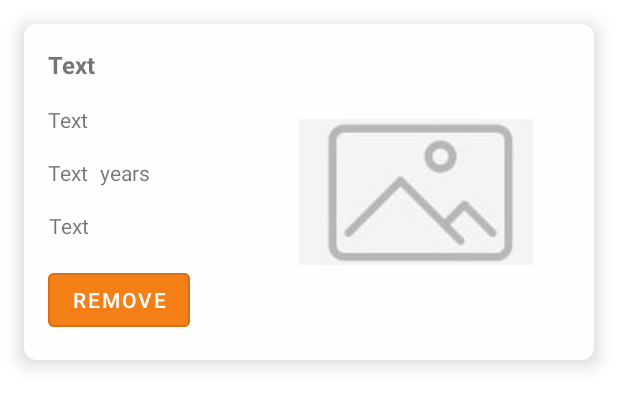
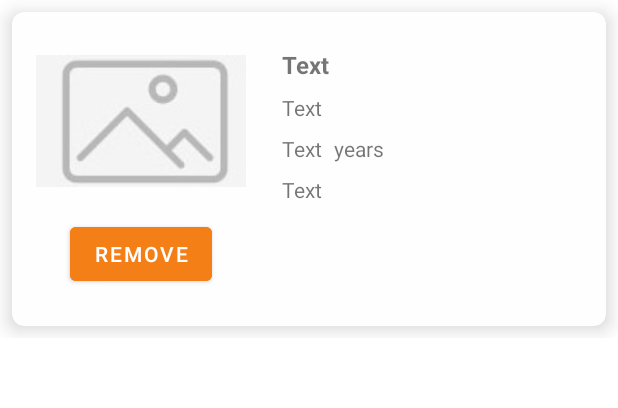
Before and after one commit to taniatopciov/Fluff-Stroller, an Android app: the layout dog_details_card.xml on its own in the app's theme, with its tools: preview values and no code run, on a phone screen of 412 x 824 dp. Shown: the top 408 px of the screen. Run offline under Robolectric (Android 15) with nearby library versions, the phone set to English and light mode, and no system bars.

Commit message:
Made UI Changes for Profile Pages

```diff
--- /dev/null
+++ b/app/src/main/res/drawable/ic_baseline_delete_24.xml
@@ -0,0 +1,5 @@
+<vector android:height="24dp" android:tint="#FFFFFF"
+    android:viewportHeight="24" android:viewportWidth="24"
+    android:width="24dp" xmlns:android="http://schemas.android.com/apk/res/android">
+    <path android:fillColor="@android:color/white" android:pathData="M6,19c0,1.1 0.9,2 2,2h8c1.1,0 2,-0.9 2,-2V7H6v12zM19,4h-3.5l-1,-1h-5l-1,1H5v2h14V4z"/>
+</vector>
--- /dev/null
+++ b/app/src/main/res/drawable/ic_baseline_remove_24.xml
@@ -0,0 +1,5 @@
+<vector android:height="24dp" android:tint="#FFFFFF"
+    android:viewportHeight="24" android:viewportWidth="24"
+    android:width="24dp" xmlns:android="http://schemas.android.com/apk/res/android">
+    <path android:fillColor="@android:color/white" android:pathData="M19,13H5v-2h14v2z"/>
+</vector>
--- a/app/src/main/res/layout/dog_details_card.xml
+++ b/app/src/main/res/layout/dog_details_card.xml
@@ -8,10 +8,10 @@
     <androidx.cardview.widget.CardView
         android:layout_width="0dp"
         android:layout_height="wrap_content"
-        android:layout_marginStart="16dp"
-        android:layout_marginTop="16dp"
-        android:layout_marginEnd="16dp"
-        android:layout_marginBottom="16dp"
+        android:layout_marginStart="8dp"
+        android:layout_marginTop="8dp"
+        android:layout_marginEnd="8dp"
+        android:layout_marginBottom="8dp"
         app:cardBackgroundColor="#FFFEFE"
         app:cardCornerRadius="8dp"
         app:cardElevation="8dp"
@@ -28,56 +28,47 @@
                 android:id="@+id/dogNameTextViewDogCard"
                 android:layout_width="wrap_content"
                 android:layout_height="wrap_content"
-                android:layout_marginStart="16dp"
-                android:layout_marginTop="16dp"
+                android:layout_marginStart="24dp"
+                android:layout_marginTop="24dp"
                 android:text="@string/text"
                 android:textSize="16sp"
                 android:textStyle="bold"
-                app:layout_constraintStart_toStartOf="parent"
+                app:layout_constraintStart_toEndOf="@+id/linearLayoutDogCard"
                 app:layout_constraintTop_toTopOf="parent" />
 
             <TextView
                 android:id="@+id/breedTextViewDogCard"
                 android:layout_width="wrap_content"
                 android:layout_height="wrap_content"
-                android:layout_marginStart="16dp"
-                android:layout_marginTop="16dp"
+                android:layout_marginTop="8dp"
                 android:text="@string/text"
-                app:layout_constraintStart_toStartOf="parent"
+                app:layout_constraintStart_toStartOf="@+id/dogNameTextViewDogCard"
                 app:layout_constraintTop_toBottomOf="@+id/dogNameTextViewDogCard" />
 
             <TextView
                 android:id="@+id/descriptionTextViewDogCard"
-                android:layout_width="wrap_content"
+                android:layout_width="0dp"
                 android:layout_height="wrap_content"
-                android:layout_marginStart="16dp"
-                android:layout_marginTop="16dp"
-                android:layout_marginEnd="140dp"
+                android:layout_marginTop="8dp"
+                android:layout_marginEnd="16dp"
+                android:layout_marginBottom="24dp"
+                android:inputType="textMultiLine"
+                android:justificationMode="inter_word"
+                android:maxLines="5"
                 android:text="@string/text"
-                app:layout_constraintEnd_toStartOf="@+id/imageView3"
-                app:layout_constraintStart_toStartOf="parent"
-                app:layout_constraintTop_toBottomOf="@+id/ageTextViewDogDetailsCard" />
-
-            <Button
-                android:id="@+id/removeButtonDogCard"
-                style="@style/Widget.MaterialComponents.Button.OutlinedButton"
-                android:layout_width="wrap_content"
-                android:layout_height="wrap_content"
-                android:layout_marginStart="16dp"
-                android:layout_marginTop="16dp"
-                android:layout_marginBottom="16dp"
-                android:backgroundTint="@color/accent"
-                android:text="@string/remove"
-                android:textColor="@color/white"
+                android:textAlignment="viewStart"
                 app:layout_constraintBottom_toBottomOf="parent"
-                app:layout_constraintStart_toStartOf="parent"
-                app:layout_constraintTop_toBottomOf="@+id/descriptionTextViewDogCard" />
+                app:layout_constraintEnd_toEndOf="parent"
+                app:layout_constraintHorizontal_bias="0.0"
+                app:layout_constraintStart_toStartOf="@+id/ageTextViewDogDetailsCard"
+                app:layout_constraintTop_toBottomOf="@+id/ageTextViewDogDetailsCard"
+                app:layout_constraintVertical_bias="0.0" />
 
             <TextView
                 android:id="@+id/ageTextViewDogDetailsCard"
                 android:layout_width="wrap_content"
                 android:layout_height="wrap_content"
-                android:layout_marginTop="16dp"
+                android:layout_marginTop="8dp"
                 android:text="@string/text"
                 app:layout_constraintStart_toStartOf="@+id/breedTextViewDogCard"
                 app:layout_constraintTop_toBottomOf="@+id/breedTextViewDogCard" />
@@ -92,17 +83,41 @@
                 app:layout_constraintStart_toEndOf="@+id/ageTextViewDogDetailsCard"
                 app:layout_constraintTop_toTopOf="@+id/ageTextViewDogDetailsCard" />
 
-            <ImageView
-                android:id="@+id/imageView3"
-                android:layout_width="wrap_content"
-                android:layout_height="0dp"
-                android:layout_marginEnd="8dp"
-                app:layout_constraintBottom_toBottomOf="@+id/removeButtonDogCard"
-                app:layout_constraintEnd_toEndOf="parent"
-                app:layout_constraintHorizontal_bias="0.75"
-                app:layout_constraintStart_toEndOf="@+id/textView10"
-                app:layout_constraintTop_toTopOf="@+id/dogNameTextViewDogCard"
-                app:srcCompat="@drawable/empty_image" />
+            <LinearLayout
+                android:id="@+id/linearLayoutDogCard"
+                android:layout_width="140dp"
+                android:layout_height="match_parent"
+                android:layout_marginStart="16dp"
+                android:layout_marginTop="24dp"
+                android:layout_marginBottom="24dp"
+                android:gravity="center"
+                android:orientation="vertical"
+                app:layout_constraintBottom_toBottomOf="parent"
+                app:layout_constraintStart_toStartOf="parent"
+                app:layout_constraintTop_toTopOf="parent">
+
+                <ImageView
+                    android:id="@+id/imageView3"
+                    android:layout_width="match_parent"
+                    android:layout_height="wrap_content"
+                    app:layout_constraintStart_toStartOf="parent"
+                    app:layout_constraintTop_toTopOf="parent"
+                    app:srcCompat="@drawable/empty_image" />
+
+                <Button
+                    android:id="@+id/removeButtonDogCard"
+                    android:layout_width="wrap_content"
+                    android:layout_height="wrap_content"
+                    android:layout_marginTop="16dp"
+                    android:backgroundTint="@color/accent"
+                    android:text="@string/remove"
+                    app:layout_constraintBottom_toBottomOf="parent"
+                    app:layout_constraintEnd_toEndOf="@+id/linearLayoutDogCard"
+                    app:layout_constraintStart_toStartOf="@+id/linearLayoutDogCard"
+                    app:layout_constraintTop_toBottomOf="@+id/linearLayoutDogCard"
+                    tools:visibility="visible" />
+            </LinearLayout>
+
         </androidx.constraintlayout.widget.ConstraintLayout>
     </androidx.cardview.widget.CardView>
 </androidx.constraintlayout.widget.ConstraintLayout>
--- a/app/src/main/res/layout/edit_dog_owner_profile_fragment.xml
+++ b/app/src/main/res/layout/edit_dog_owner_profile_fragment.xml
@@ -52,7 +52,7 @@
         android:layout_width="wrap_content"
         android:layout_height="wrap_content"
         android:layout_marginStart="48dp"
-        android:layout_marginTop="48dp"
+        android:layout_marginTop="32dp"
         android:text="@string/my_dogs"
         android:textColor="@color/primary"
         android:textSize="18sp"
@@ -65,7 +65,7 @@
         android:layout_width="0dp"
         android:layout_height="0dp"
         android:layout_marginStart="24dp"
-        android:layout_marginTop="32dp"
+        android:layout_marginTop="16dp"
         android:layout_marginEnd="24dp"
         android:layout_marginBottom="24dp"
         app:layout_constraintBottom_toTopOf="@+id/saveButtonEditDogOwnerProfile"
--- a/app/src/main/res/layout/edit_stroller_profile_fragment.xml
+++ b/app/src/main/res/layout/edit_stroller_profile_fragment.xml
@@ -61,6 +61,7 @@
             android:ems="10"
             android:importantForAutofill="no"
             android:inputType="textMultiLine"
+            android:maxLength="128"
             android:minHeight="48dp"
             app:label="@string/description" />
     </LinearLayout>
--- a/app/src/main/res/values/strings.xml
+++ b/app/src/main/res/values/strings.xml
@@ -117,4 +117,5 @@
     <string name="edit_button">Edit Button</string>
     <string name="dash">-</string>
     <string name="years">years</string>
+    <string name="remove_dog">Remove Dog</string>
 </resources>
```
Also changed, not shown: app/src/main/res/layout/add_dog_fragment.xml (+32 -13 lines), app/src/main/res/layout/view_dog_owner_profile_fragment.xml (+4 -4 lines), app/src/main/res/layout/view_stroller_profile_fragment.xml (+20 -14 lines).
